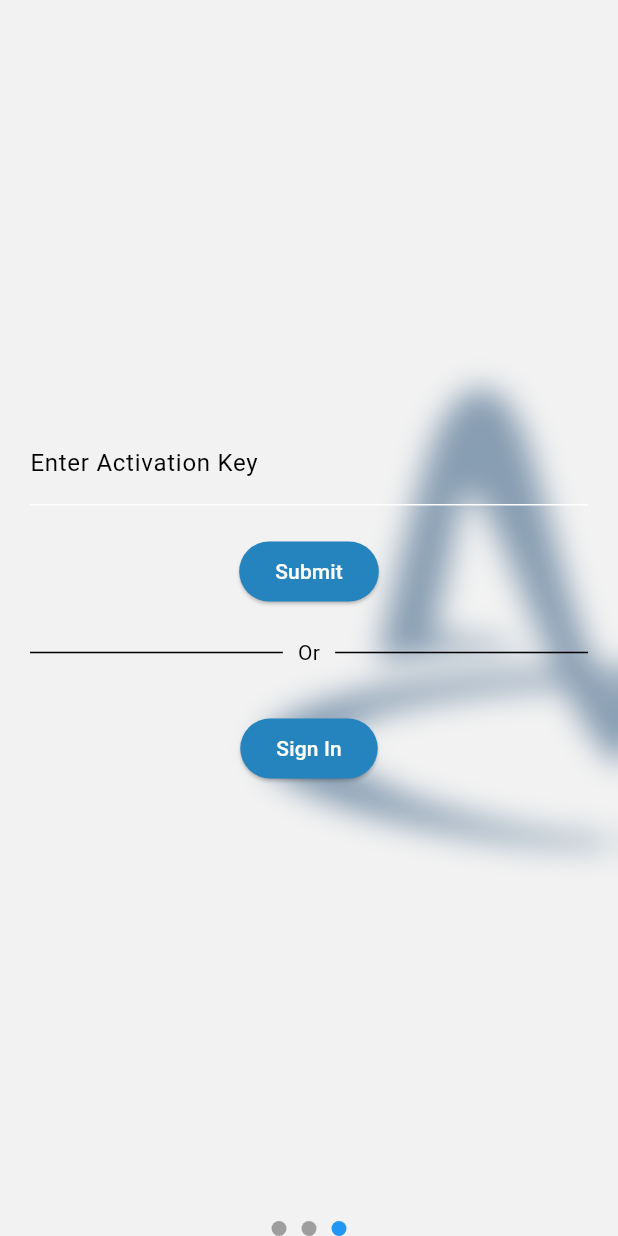
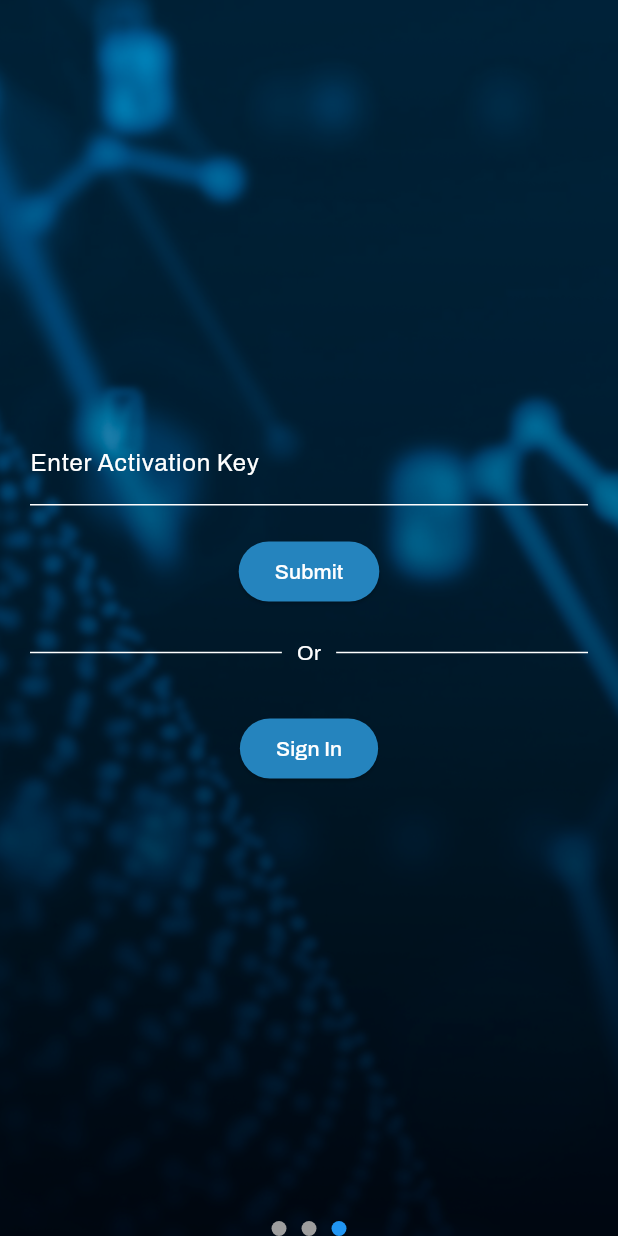
Before and after one commit to Aegister/AegisterVPNAndroid, a Flutter app: the screen it shows after launch, swiped to page 3, on a phone screen of 412 x 824 dp. Run offline on Flutter 3.47's test engine with Material 3 defaults, Android fonts, the phone set to English and light mode, and no system bars; our stand-ins replace logger, shared_preferences; missing offline and left inert: flutter_web_auth_2; generated files the repository leaves out were written again.

Commit message:
Upgraded UI, implementation of a new font and assets

```diff
--- a/lib/main.dart
+++ b/lib/main.dart
@@ -26,6 +26,11 @@ class MyApp extends StatelessWidget {
       // Define light theme
       theme: ThemeData(
         brightness: Brightness.light,
+        textTheme: _buildWhiteTextTheme(),
+        fontFamily: 'Archivo',
+        inputDecorationTheme: InputDecorationTheme(
+          labelStyle: TextStyle(color: Colors.white), // Set labelStyle to white
+        ),
         colorScheme: ColorScheme.fromSwatch(
           accentColor: Color(0xFF2584BE),
           brightness: Brightness.light,
@@ -35,6 +40,11 @@ class MyApp extends StatelessWidget {
       // Define dark theme
       darkTheme: ThemeData(
         brightness: Brightness.dark,
+        textTheme: _buildWhiteTextTheme(),
+        fontFamily: 'Archivo',
+        inputDecorationTheme: InputDecorationTheme(
+          labelStyle: TextStyle(color: Colors.white), // Set labelStyle to white
+        ),
         colorScheme: ColorScheme.fromSwatch(
           accentColor: Color(0xFF2584BE),
           brightness: Brightness.dark,
@@ -68,6 +78,23 @@ class MyApp extends StatelessWidget {
       },
     );
   }
+}
+
+TextTheme _buildWhiteTextTheme() {
+  return const TextTheme(
+    bodyLarge: TextStyle(color: Colors.white),
+    bodyMedium: TextStyle(color: Colors.white),
+    bodySmall: TextStyle(color: Colors.white),
+    headlineLarge: TextStyle(color: Colors.white),
+    headlineMedium: TextStyle(color: Colors.white),
+    headlineSmall: TextStyle(color: Colors.white),
+    titleLarge: TextStyle(color: Colors.white),
+    titleMedium: TextStyle(color: Colors.white),
+    titleSmall: TextStyle(color: Colors.white),
+    labelLarge: TextStyle(color: Colors.white),
+    labelMedium: TextStyle(color: Colors.white),
+    labelSmall: TextStyle(color: Colors.white),
+  );
 }
 
 Future<String?> getStoredActivationKey() async {
--- a/lib/models/background.dart
+++ b/lib/models/background.dart
@@ -1,19 +1,12 @@
-import 'dart:ui';
 import 'package:flutter/material.dart';
 
 class BackgroundLogo extends StatelessWidget {
   final Widget child;
   final String logoPath;
-  final double blurStrength;
-  final double opacity;
-  final double offsetX;
 
-  BackgroundLogo({
+  const BackgroundLogo({
     required this.child,
     required this.logoPath,
-    this.blurStrength = 5.0,
-    this.opacity = 0.1,
-    this.offsetX = 0.0,
   });
 
   @override
@@ -21,28 +14,12 @@ class BackgroundLogo extends StatelessWidget {
     return Stack(
       children: [
         Positioned.fill(
-          child: Align(
-            alignment: Alignment.center,
-            child: Opacity(
-              opacity: opacity,
-              child: Transform.translate(
-                offset: Offset(offsetX, 0),
-                child: Image.asset(
-                  logoPath,
-                  fit: BoxFit.contain,
-                ),
-              ),
-            ),
+          child: Image.asset(
+            logoPath,
+            fit: BoxFit.cover,
           ),
         ),
-        Positioned.fill(
-          child: BackdropFilter(
-            filter: ImageFilter.blur(sigmaX: blurStrength, sigmaY: blurStrength),
-            child: Container(
-              color: Colors.black.withOpacity(0.05),
-            ),
-          ),
-        ),
+        // Foreground child widget
         child,
       ],
     );
--- a/lib/screens/activation_screen.dart
+++ b/lib/screens/activation_screen.dart
@@ -252,9 +252,7 @@ class _ActivationScreenState extends State<ActivationScreen> {
                 Expanded(
                   child: Divider(
                     thickness: 1,
-                    color: Theme.of(context).brightness == Brightness.dark
-                        ? Colors.white
-                        : Colors.black, // Change divider color based on theme
+                    color: Colors.white
                   ),
                 ),
                 Padding(
@@ -262,18 +260,14 @@ class _ActivationScreenState extends State<ActivationScreen> {
                   child: Text(
                     localizations?.or ?? 'or',
                     style: TextStyle(
-                      color: Theme.of(context).brightness == Brightness.dark
-                          ? Colors.white
-                          : Colors.black, // Change text color based on theme
+                      color: Colors.white
                     ),
                   ),
                 ),
                 Expanded(
                   child: Divider(
                     thickness: 1,
-                    color: Theme.of(context).brightness == Brightness.dark
-                        ? Colors.white
-                        : Colors.black, // Change divider color based on theme
+                    color: Colors.white
                   ),
                 ),
               ],
@@ -364,9 +358,6 @@ class _ActivationScreenState extends State<ActivationScreen> {
     return Scaffold(
       body: BackgroundLogo(
         logoPath: 'assets/images/Aegister.png',
-        opacity: 0.5,
-        blurStrength: 10.0,
-        offsetX: 175.0,
         child: Column(
           children: [
             Expanded(
--- a/lib/screens/home_screen.dart
+++ b/lib/screens/home_screen.dart
@@ -69,9 +69,6 @@ class _HomeScreenState extends State<HomeScreen> {
       appBar: AppBar(title: Text(localizations.appTitle)),
       body: BackgroundLogo(
         logoPath: 'assets/images/Aegister.png',
-        opacity: 0.5,
-        blurStrength: 10.0,
-        offsetX: 175.0,
         child: Center(
           child: Padding(
             padding: const EdgeInsets.all(20.0),
@@ -111,9 +108,6 @@ class _HomeScreenState extends State<HomeScreen> {
                       Text(
                         "${localizations.byteIn}: ${snapshot.data?.byteIn ?? ""}, ${localizations.byteOut}: ${snapshot.data?.byteOut ?? ""}",
                         textAlign: TextAlign.center,
-                        style: TextStyle(
-                          color: brightness == Brightness.dark ? Colors.white70 : Colors.black87,
-                        ),
                       ),
                 ),
               ],
--- a/lib/screens/settings_screen.dart
+++ b/lib/screens/settings_screen.dart
@@ -40,9 +40,6 @@ class _SettingsScreenState extends State<SettingsScreen> {
       appBar: AppBar(title: Text(localizations?.settingsTitle ?? 'Settings')),
     body: BackgroundLogo(
     logoPath: 'assets/images/Aegister.png',
-    opacity: 0.5,
-    blurStrength: 10.0,
-    offsetX: 175.0,
       child: Padding(
         padding: const EdgeInsets.all(20.0),
         child: Column(
@@ -183,8 +180,13 @@ class _SettingsScreenState extends State<SettingsScreen> {
         context: context,
         builder: (BuildContext context) {
           return AlertDialog(
-          title: Text(localizations?.confirmDeletion ?? 'Confirm Deletion'),
-          content: Text(localizations?.deleteVpnConfig ?? 'Are you sure you want to delete the current VPN configuration?'),
+            title: Text(localizations?.confirmDeletion ?? 'Confirm Deletion',
+              style: TextStyle(color: Color(0xFF2584BE)),
+            ),
+            content: Text(localizations?.deleteVpnConfig ?? 'Are you sure you want to delete the current VPN configuration?',
+              style: TextStyle(color: Color(0xFF2584BE)),
+
+            ),
             actions: <Widget>[
               TextButton(
                 onPressed: () => Navigator.of(context).pop(false),
@@ -207,8 +209,13 @@ class _SettingsScreenState extends State<SettingsScreen> {
       context: context,
       builder: (BuildContext context) {
         return AlertDialog(
-          title: Text(localizations?.confirmation ?? 'Confirmation'),
-          content: Text(message),
+          title: Text(localizations?.confirmation ?? 'Confirmation',
+            style: TextStyle(color: Color(0xFF2584BE)),
+
+          ),
+          content: Text(message,
+            style: TextStyle(color: Color(0xFF2584BE)),
+          ),
           actions: <Widget>[
             TextButton(
               onPressed: () {
```
Also changed, not shown: pubspec.yaml (+6 -1 lines), assets/fonts/Archivo.ttf (added), assets/images/Aegister.png, assets/images/Logo-black.png, assets/images/Logo.png, 1 other file. Lines whose indentation alone changed are shown as unchanged.
